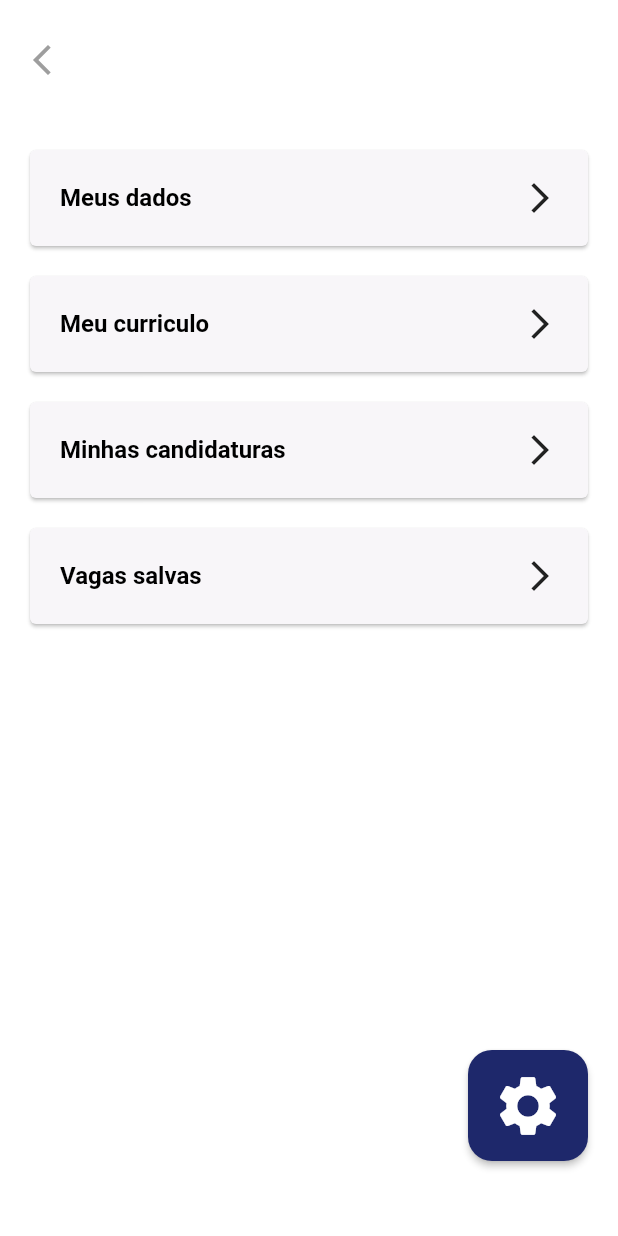
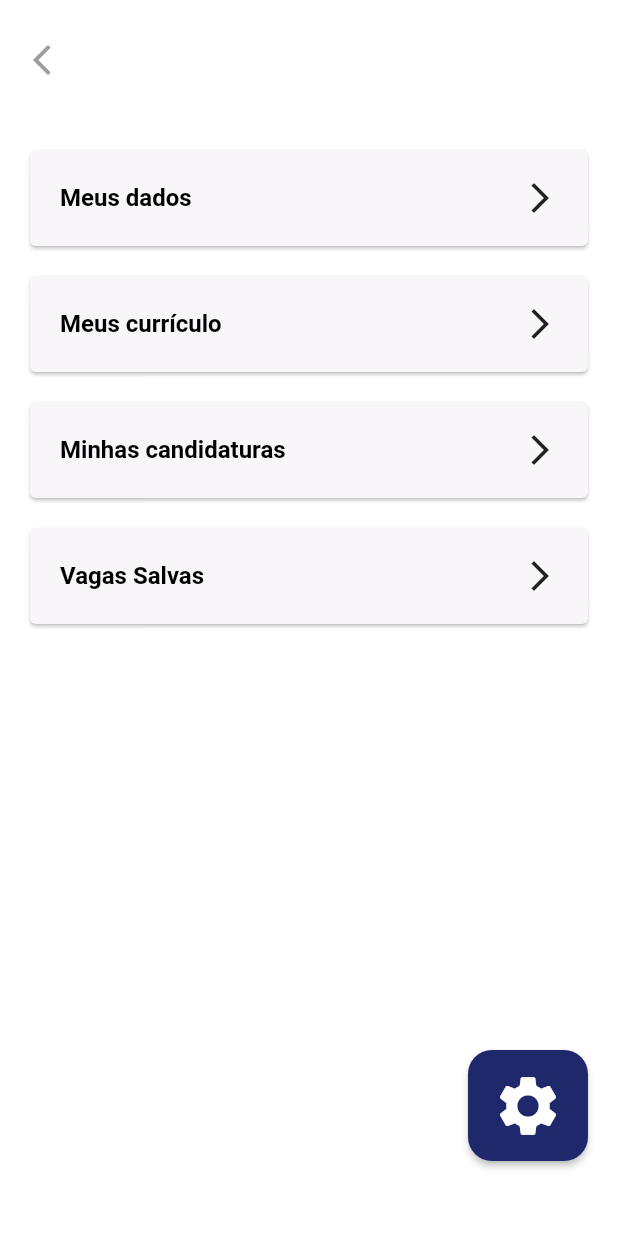
Before and after one commit to islycodes/jobfinder-flutter, a Flutter app: the TelaPerfil screen opened by its route, on a phone screen of 412 x 824 dp. Run offline on Flutter 3.47's test engine with Material 2 defaults, Android fonts, the phone set to English and light mode, and no system bars; our stand-ins replace flutter_svg.

Commit message:
finaliza tela dados e mapea as rotas

```diff
--- a/lib/components/campoTexto2.dart
+++ b/lib/components/campoTexto2.dart
@@ -4,7 +4,7 @@ campoTexto2(String rotulo, variavel) {
   return Container(
       margin: EdgeInsets.fromLTRB(0, 10, 0, 10),
       child: TextFormField(
-          cursorColor: Color.fromRGBO(78, 79, 249, 1),
+          cursorColor: Colors.black,
           textAlignVertical: TextAlignVertical.center,
           controller: variavel,
           style: TextStyle(
--- a/lib/pages/view/tela_perfil.dart
+++ b/lib/pages/view/tela_perfil.dart
@@ -1,7 +1,23 @@
 import 'package:flutter/material.dart';
+
+class OpcoesPerfil {
+  String nomeOpcao, caminhoOpcao;
+
+  OpcoesPerfil({
+    required this.nomeOpcao,
+    required this.caminhoOpcao,
+  });
+}
 
 class TelaPerfil extends StatelessWidget {
   const TelaPerfil({super.key});
+
+  static List<OpcoesPerfil> opcoesPerfil = [
+    OpcoesPerfil(nomeOpcao: 'Meus dados', caminhoOpcao: 'telaDados'),
+    OpcoesPerfil(nomeOpcao: 'Meus currículo', caminhoOpcao: 'telaCV'),
+    OpcoesPerfil(nomeOpcao: 'Minhas candidaturas', caminhoOpcao: 'telaCandidaturas'),
+    OpcoesPerfil(nomeOpcao: 'Vagas Salvas', caminhoOpcao: 'telaVagaSalva'),
+  ];
 
   @override
   Widget build(BuildContext context) {
@@ -27,20 +43,16 @@ class TelaPerfil extends StatelessWidget {
                     mainAxisAlignment: MainAxisAlignment.spaceBetween,
                     children: [
                       Column(
-                        children: [
-                          'Meus dados',
-                          'Meu curriculo',
-                          'Minhas candidaturas',
-                          'Vagas salvas'
-                        ].map(
-                          (text) {
+                        children:
+                          opcoesPerfil.map(
+                          (opcao) {
                             return Card(
                               color: Color.fromRGBO(248, 246, 249, 1),
                               margin: EdgeInsets.only(bottom: 20),
                               child: InkWell(
                                 borderRadius: BorderRadius.circular(5),
                                 onTap: () {
-                                  Navigator.pushNamed(context, 'telaDados');
+                                  Navigator.pushNamed(context, opcao.caminhoOpcao);
                                 },
                                 child: Padding(
                                   padding: EdgeInsets.all(20),
@@ -50,7 +62,7 @@ class TelaPerfil extends StatelessWidget {
                                       children: [
                                         Row(
                                           children: [
-                                            Text(text,
+                                            Text(opcao.nomeOpcao,
                                                 style: TextStyle(
                                                     fontSize: 16,
                                                     color: Colors.black,
```
Also changed, not shown: lib/pages/view/tela_dados.dart (+80 -34 lines).
